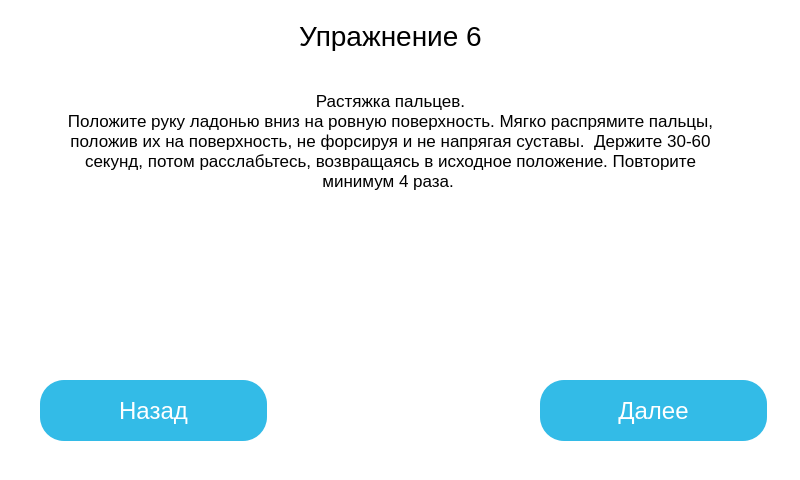
First picture: the form in gui/window-9.ui, repository GerrFrog/Muscular-training-apparatus, before the edit.
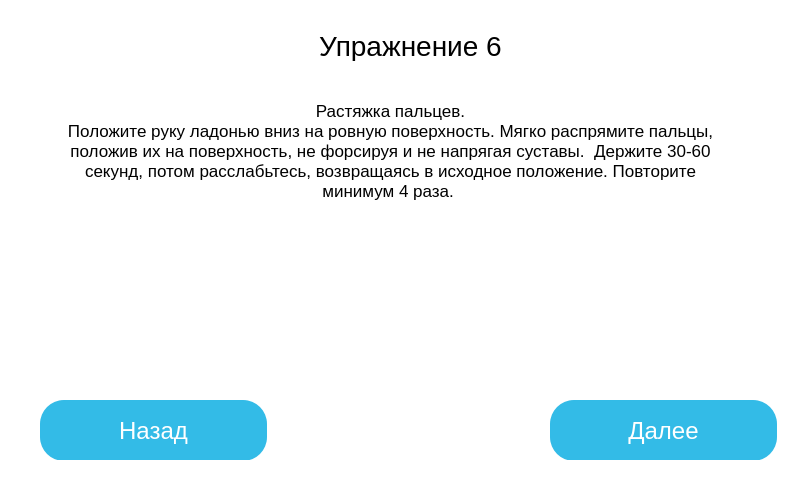
Second picture: the form after the edit. Icons and pictures are not drawn.

What changed in the file:
```diff
--- a/gui/window-9.ui
+++ b/gui/window-9.ui
@@ -1,7 +1,7 @@
 <?xml version="1.0" encoding="UTF-8"?>
 <ui version="4.0">
- <class>MainWindow</class>
- <widget class="QMainWindow" name="MainWindow">
+ <class>Page_9</class>
+ <widget class="QWidget" name="Page_9">
   <property name="geometry">
    <rect>
     <x>0</x>
@@ -16,12 +16,52 @@
   <property name="styleSheet">
    <string notr="true">background-color:white;</string>
   </property>
-  <widget class="QWidget" name="centralwidget">
+  <layout class="QVBoxLayout" name="verticalLayout_2">
+   <item>
+    <widget class="QWidget" name="centralwidget" native="true">
+     <layout class="QVBoxLayout" name="verticalLayout">
+      <item>
+       <widget class="QStackedWidget" name="stackedWidget">
+        <widget class="QWidget" name="page">
+         <widget class="QLabel" name="main_label">
+          <property name="geometry">
+           <rect>
+            <x>280</x>
+            <y>10</y>
+            <width>221</width>
+            <height>31</height>
+           </rect>
+          </property>
+          <property name="styleSheet">
+           <string notr="true">width: 609px;
+height: 227px;
+left: 105px;
+top: 97px;
+
+font-family: 'Graduate';
+font-style: normal;
+font-weight: 400;
+font-size: 28px;
+line-height: 23px;
+text-align: center;
+
+color: #000000;</string>
+          </property>
+          <property name="text">
+           <string>Упражнение 6</string>
+          </property>
+          <property name="alignment">
+           <set>Qt::AlignCenter</set>
+          </property>
+          <property name="wordWrap">
+           <bool>true</bool>
+          </property>
+         </widget>
    <widget class="QLabel" name="sub_label">
     <property name="geometry">
      <rect>
-      <x>50</x>
-      <y>80</y>
+            <x>30</x>
+            <y>70</y>
       <width>681</width>
       <height>121</height>
      </rect>
@@ -52,43 +92,11 @@
      <bool>true</bool>
     </property>
    </widget>
-   <widget class="QPushButton" name="next_pushButton">
-    <property name="geometry">
-     <rect>
-      <x>540</x>
-      <y>380</y>
-      <width>227</width>
-      <height>61</height>
-     </rect>
-    </property>
-    <property name="styleSheet">
-     <string notr="true">width: 227px;
-height: 61px;
-left: 287px;
-top: 257px;
-
-background: #33BBE7;
-box-shadow: 0px 4px 4px rgba(0, 0, 0, 0.25), 0px 4px 4px rgba(0, 0, 0, 0.25);
-border-radius: 24px;
-
-font-family: 'Hind';
-font-style: normal;
-font-weight: 400;
-font-size: 24px;
-line-height: 38px;
-text-align: center;
-
-color: #FFFFFF;</string>
-    </property>
-    <property name="text">
-     <string>Далее</string>
-    </property>
-   </widget>
    <widget class="QLabel" name="img_label">
     <property name="geometry">
      <rect>
-      <x>260</x>
-      <y>210</y>
+            <x>240</x>
+            <y>200</y>
       <width>281</width>
       <height>171</height>
      </rect>
@@ -106,7 +114,7 @@
    <widget class="QPushButton" name="previous_pushButton">
     <property name="geometry">
      <rect>
-      <x>40</x>
+            <x>20</x>
       <y>380</y>
       <width>227</width>
       <height>61</height>
@@ -135,41 +143,46 @@
      <string>Назад</string>
     </property>
    </widget>
-   <widget class="QLabel" name="main_label">
+         <widget class="QPushButton" name="next_pushButton">
     <property name="geometry">
      <rect>
-      <x>280</x>
-      <y>20</y>
-      <width>221</width>
-      <height>31</height>
+            <x>530</x>
+            <y>380</y>
+            <width>227</width>
+            <height>61</height>
      </rect>
     </property>
     <property name="styleSheet">
-     <string notr="true">width: 609px;
-height: 227px;
-left: 105px;
-top: 97px;
+           <string notr="true">width: 227px;
+height: 61px;
+left: 287px;
+top: 257px;
 
-font-family: 'Graduate';
+background: #33BBE7;
+box-shadow: 0px 4px 4px rgba(0, 0, 0, 0.25), 0px 4px 4px rgba(0, 0, 0, 0.25);
+border-radius: 24px;
+
+font-family: 'Hind';
 font-style: normal;
 font-weight: 400;
-font-size: 28px;
-line-height: 23px;
+font-size: 24px;
+line-height: 38px;
 text-align: center;
 
-color: #000000;</string>
+color: #FFFFFF;</string>
     </property>
     <property name="text">
-     <string>Упражнение 6</string>
-    </property>
-    <property name="alignment">
-     <set>Qt::AlignCenter</set>
-    </property>
-    <property name="wordWrap">
-     <bool>true</bool>
-    </property>
-   </widget>
-  </widget>
+           <string>Далее</string>
+          </property>
+         </widget>
+        </widget>
+        <widget class="QWidget" name="page_2"/>
+       </widget>
+      </item>
+     </layout>
+    </widget>
+   </item>
+  </layout>
  </widget>
  <resources>
   <include location="res/res.qrc"/>
```
Left out of the diff: 2 changed lines with no effect on the pictures. Lines whose indentation alone changed are shown as unchanged.
